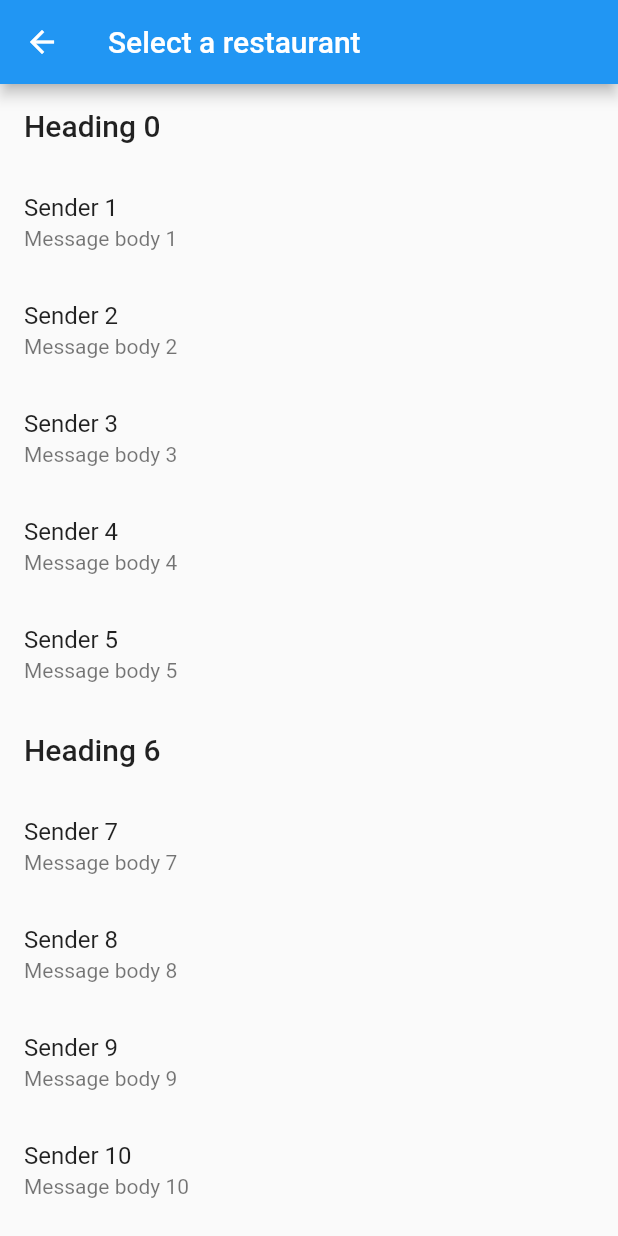
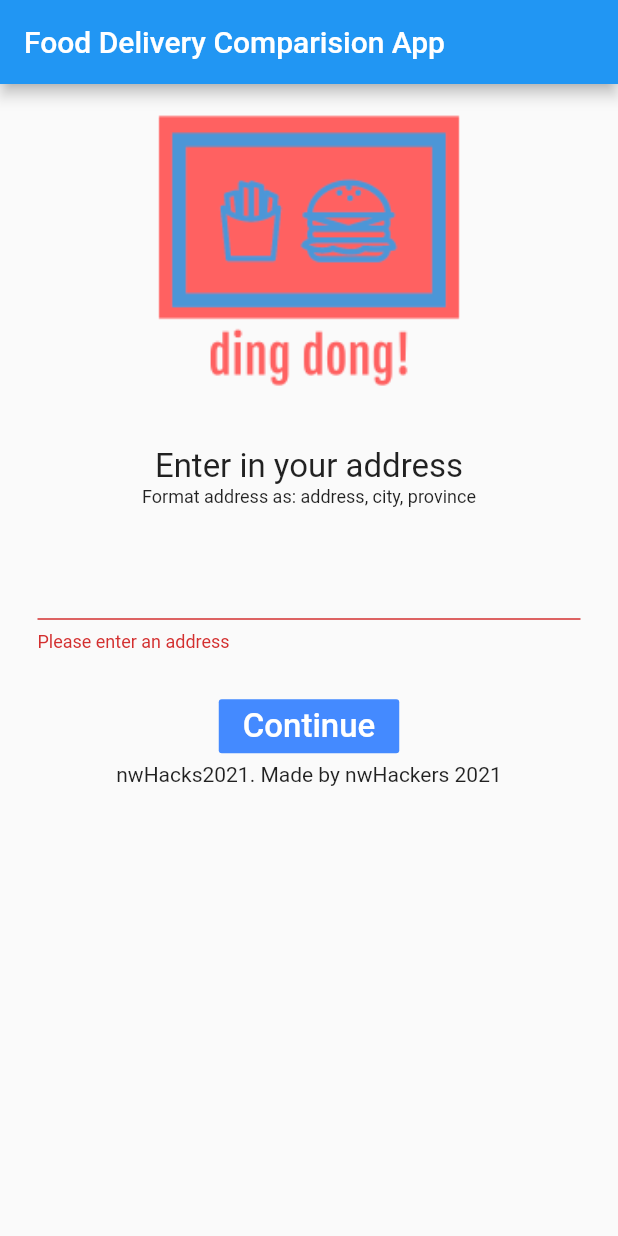
Before and after one commit to nwhacksin2021/FoodDeliveryComparision, a Flutter app: the screen it shows after launch, after a tap on "Continue", on a phone screen of 412 x 824 dp. Run offline on Flutter 3.47's test engine with Material 2 defaults, Android fonts, the phone set to English and light mode, and no system bars; Roboto replaces fonts that are missing (insaniburger).

Commit message:
Work on enter address page and restaurant menu page

```diff
--- a/frontend/lib/card.dart
+++ b/frontend/lib/card.dart
@@ -1,4 +1,6 @@
 import 'package:flutter/material.dart';
+import 'package:intl/intl.dart';
+import './dataclasses/deliverer.dart';
 
 //class to build list items
 /// The base class for the different types of items the list can contain.
@@ -6,8 +8,7 @@ abstract class ListItem {
   /// The title line to show in a list item.
   Widget buildTitle(BuildContext context);
 
-  /// The subtitle line, if any, to show in a list item.
-  Widget buildSubtitle(BuildContext context);
+  Widget buildSubTitle(BuildContext context);
 }
 
 /// A ListItem that contains data to display a heading.
@@ -23,17 +24,64 @@ class HeadingItem implements ListItem {
     );
   }
 
-  Widget buildSubtitle(BuildContext context) => null;
+  @override
+  Widget buildSubTitle(BuildContext context) {
+    return null;
+  }
 }
 
 /// A ListItem that contains data to display a message.
-class MessageItem implements ListItem {
-  final String sender;
-  final String body;
+class RestaurantCardItem implements ListItem {
+  final String restaurantName;
+  final DateTime openingTime;
+  final DateTime closingTime;
+  final String address;
+  final List<int> providers;
 
-  MessageItem(this.sender, this.body);
+  RestaurantCardItem(
+      this.restaurantName, this.openingTime, this.closingTime, this.address, this.providers);
 
-  Widget buildTitle(BuildContext context) => Text(sender);
+  Widget buildProviders(BuildContext context) {
 
-  Widget buildSubtitle(BuildContext context) => Text(body);
+    var iconOptions = [
+      Icon(size: 15, )
+    ]
+
+    return Column(
+      children: <Widget>[
+        ListView.builder(
+            padding: const EdgeInsets.all(8),
+            itemCount: providers.length,
+            itemBuilder: (BuildContext context, int index) {
+              return Deliverer.values[index];
+            }),
+      ],
+    )
+  }
+
+  @override
+  Widget buildTitle(BuildContext context) {
+    return Text(
+      restaurantName,
+      style: TextStyle(fontSize: 24.0),
+    );
+  }
+
+  @override
+  Widget buildSubTitle(BuildContext context) {
+    return Text(
+      "Open at: " +
+          DateFormat('hh:mm:ss').format(openingTime) +
+          " \n" +
+          "Close at:" +
+          DateFormat('hh:mm:ss').format(closingTime) +
+          " " +
+          " \n" +
+          "Located at: " +
+          address,
+      style: TextStyle(fontSize: 16.0),
+    );
+
+
+  }
 }
--- a/frontend/lib/dataclasses/restaurant.dart
+++ b/frontend/lib/dataclasses/restaurant.dart
@@ -1,26 +1,40 @@
-import 'menuItems.dart';
 import 'categories.dart';
 
-class Restaurant{
+import 'dart:async';
+import 'dart:convert';
+import 'package:http/http.dart' as http;
 
+class Restaurant {
   int _id;
   String _name;
   String _address;
   double _deliveryFee;
   double _averageRating;
-  List<MenuItem> _listOfMenuItems;
+
+  //List<MenuItem> _listOfMenuItems;
   List<int> _listOfSupportedProviders;
   DateTime _openingTime;
   DateTime _closingTime;
+  List<int> _listOfRestaurantCategoriesId;
   List<RestaurantCategory> _listOfRestaurantCategories;
 
-  Restaurant(this._id, this._name, this._address, this._deliveryFee,
-      this._averageRating, this._listOfMenuItems,
-      this._listOfSupportedProviders, this._openingTime, this._closingTime,
+  Restaurant(
+      this._id,
+      this._name,
+      this._address,
+      this._deliveryFee,
+      this._averageRating,
+      //this._listOfMenuItems,
+      this._listOfSupportedProviders,
+      this._openingTime,
+      this._closingTime,
+      this._listOfRestaurantCategoriesId,
       this._listOfRestaurantCategories);
 
   List<RestaurantCategory> get listOfRestaurantCategories =>
       _listOfRestaurantCategories;
+
+  List<int> get listOfRestaurantCategoriesId => _listOfRestaurantCategoriesId;
 
   DateTime get closingTime => _closingTime;
 
@@ -28,7 +42,7 @@ class Restaurant{
 
   List<int> get listOfSupportedProviders => _listOfSupportedProviders;
 
-  List<MenuItem> get listOfMenuItems => _listOfMenuItems;
+  //List<MenuItem> get listOfMenuItems => _listOfMenuItems;
 
   double get averageRating => _averageRating;
 
@@ -40,5 +54,65 @@ class Restaurant{
 
   int get id => _id;
 
+  factory Restaurant.fromJson(Map<String, dynamic> json) {
+    //TODO:
+    List<int> restaurantCategoryIds = new List();
+    restaurantCategoryIds.add(json['restaurant_category_id']);
 
+    //TODO:
+    List<RestaurantCategory> restaurantCategories = new List();
+    restaurantCategories.add(RestaurantCategory.values[json['restaurant_category_id']]);
+
+//    for (int i = 0; i < json.decode(json['restaurant_category_id']).length; i++ ) {
+//      restaurantCategories.add(RestaurantCategory.values[json['restaurant_category_id'][i]]);
+//    }
+
+    List<int> providerIds = new List(); //TODO: idk how to parse this properly
+
+    return Restaurant(
+        json['restaurant_id'],
+        json['name'],
+        json['address'] + " " + json['city'],
+        null, //delivery fee
+        null, //average rating
+        providerIds,
+        //DateTime.parse(json['opening_time']), //TODO
+        //DateTime.parse(json['closing_time']), //TODO
+        DateTime.now(),
+        DateTime.now(),
+        restaurantCategoryIds,
+        restaurantCategories);
+  }
 }
+
+Future<List<Restaurant>> fetchRestaurants(String city) async {
+  final http.Response response = await http.get(
+    'https://nwhacks2021-timtam-temp.herokuapp.com/api/restaurant/' + city,
+    headers: <String, String>{
+      'Content-Type': 'application/json; charset=UTF-8',
+    },
+  );
+
+  if (response.statusCode == 200) {
+    // If the server did return a 200 OK response,
+    // then parse the JSON.
+
+    //build a list of the Restaurant objects:
+
+    var decodedJson = json.decode(response.body);
+    decodedJson = decodedJson["payload"];
+
+    print(decodedJson);
+
+    List<Restaurant> restaurant = List<Restaurant>.from(
+        decodedJson.map((model) => Restaurant.fromJson(model)));
+
+    print(restaurant.length);
+    return restaurant;
+  } else {
+    // If the server did not return a 200 OK response,
+    // then throw an exception.
+    print("status code is not 200!");
+    throw Exception('Failed to retrieve restaurants');
+  }
+}
--- a/frontend/lib/main.dart
+++ b/frontend/lib/main.dart
@@ -1,6 +1,6 @@
 import 'package:flutter/material.dart';
-import 'package:food_delivery/card.dart';
 import 'restaurantListPage.dart' as RestaurantListPage;
+import './dataclasses/restaurant.dart';
 
 void main() {
   runApp(MyApp());
@@ -25,30 +25,33 @@ class MyApp extends StatelessWidget {
         fontFamily: 'insaniburger',
         primarySwatch: Colors.blue,
       ),
-      home: MyHomePage(title: 'Food Delivery Comparision App'),
+      home: EnterAddressForm(),
     );
   }
 }
 
-class MyHomePage extends StatefulWidget {
-  MyHomePage({Key key, this.title}) : super(key: key);
+// Create a Form widget.
+class EnterAddressForm extends StatefulWidget {
+  @override
+  EnterAddressFormState createState() {
+    return EnterAddressFormState();
+  }
+}
 
-  // This widget is the home page of your application. It is stateful, meaning
-  // that it has a State object (defined below) that contains fields that affect
-  // how it looks.
+class EnterAddressFormState extends State<EnterAddressForm> {
+  final _formKey = GlobalKey<FormState>();
+  final textController =
+      TextEditingController(); //textController.text retrieves the text in the controller
 
-  // This class is the configuration for the state. It holds the values (in this
-  // case the title) provided by the parent (in this case the App widget) and
-  // used by the build method of the State. Fields in a Widget subclass are
-  // always marked "final".
-
-  final String title;
+  Future<List<Restaurant>> _futureRestaurants;
 
   @override
-  _MyHomePageState createState() => _MyHomePageState();
+  void dispose() {
+    // Clean up the controller when the widget is disposed.
+    textController.dispose();
+    super.dispose();
   }
 
-class _MyHomePageState extends State<MyHomePage> {
   @override
   Widget build(BuildContext context) {
     // This method is rerun every time setState is called, for instance as done
@@ -61,38 +64,36 @@ class _MyHomePageState extends State<MyHomePage> {
       appBar: AppBar(
         // Here we take the value from the MyHomePage object that was created by
         // the App.build method, and use it to set our appbar title.
-          title: Text(widget.title),
+        title: Text("Food Delivery Comparision App"),
       ),
-        body: Center(
-          // Center is a layout widget. It takes a single child and positions it
-          // in the middle of the parent.
+      body: SingleChildScrollView(
+        child: Form(
+          key: _formKey,
           child: Column(
-            // Column is also layout widget. It takes a list of children and
-            // arranges them vertically. By default, it sizes itself to fit its
-            // children horizontally, and tries to be as tall as its parent.
-            //
-            // Invoke "debug painting" (press "p" in the console, choose the
-            // "Toggle Debug Paint" action from the Flutter Inspector in Android
-            // Studio, or the "Toggle Debug Paint" command in Visual Studio Code)
-            // to see the wireframe for each widget.
-            //
-            // Column has various properties to control how it sizes itself and
-            // how it positions its children. Here we use mainAxisAlignment to
-            // center the children vertically; the main axis here is the vertical
-            // axis because Columns are vertical (the cross axis would be
-            // horizontal).
-            mainAxisAlignment: MainAxisAlignment.center,
             children: <Widget>[
+              Image.asset('assets/dingdonglogo.png', scale: 0.9),
+              Padding(
+                padding: EdgeInsets.only(bottom: 20),
+              ),
               Text(
-                'Please enter in your address',
+                'Enter in your address',
                 style: TextStyle(fontSize: 22.0),
+              ),
+              Text(
+                'Format address as: address, city, province',
+                style: TextStyle(fontSize: 12.0),
               ),
               Container(
                 margin: EdgeInsets.all(25),
                 child: TextFormField(
+                  controller: textController,
                   validator: (value) {
                     if (value.isEmpty) {
-                      return 'Please enter some text';
+                      return 'Please enter an address';
+                    }
+                    if (value.split(",").length != 3) {
+                      // should have 3 parts
+                      return 'Please enter the correct address format';
                     }
                     return null;
                   },
@@ -101,7 +102,6 @@ class _MyHomePageState extends State<MyHomePage> {
                 ),
               ),
               Container(
-                margin: EdgeInsets.all(5),
                 child: FlatButton(
                   child: Text(
                     'Continue',
@@ -110,25 +110,47 @@ class _MyHomePageState extends State<MyHomePage> {
                   color: Colors.blueAccent,
                   textColor: Colors.white,
                   onPressed: () {
+//                    return showDialog(
+//                      context: context,
+//                      builder: (context) {
+//                        return AlertDialog(
+//                          // Retrieve the text the that user has entered by using the
+//                          // TextEditingController.
+//                          content: Text(textController.text.split(",")[1].trim() + textController.text.split(",")[2].trim()),
+//                        );
+//                      },
+//                    );
+                    if (_formKey.currentState.validate()) {
+
+                      setState(() {
+                        _futureRestaurants = fetchRestaurants(textController
+                            .text
+                            .split(",")[1]
+                            .trim()
+                            .toLowerCase()); //get the city
+                      });
+
+                      _futureRestaurants.then((restaurants) {
                         Navigator.push(
                             context,
                             MaterialPageRoute(
-                          builder: (context) => RestaurantListPage.RestaurantListPage(
-                                items: List<ListItem>.generate(
-                                  1000,
-                                  (i) => i % 6 == 0
-                                      ? HeadingItem("Heading $i")
-                                      : MessageItem(
-                                          "Sender $i", "Message body $i"),
-                                ),
-                              )),
-                    );
+                                builder: (context) =>
+                                    RestaurantListPage.RestaurantListScreen(
+                                        restaurants: restaurants)));
+                      }).catchError((onError) {
+                        //TODO
+                        print(onError.toString());
+                      });
+                    }
+                    //textController.clear();
                   },
                 ),
               ),
+              Text('nwHacks2021. Made by nwHackers 2021')
             ],
           ),
-        ) // This trailing comma makes auto-formatting nicer for build methods.
+        ),
+      ), // This trailing comma makes auto-formatting nicer for build methods.
     );
   }
 }
--- a/frontend/lib/restaurantListPage.dart
+++ b/frontend/lib/restaurantListPage.dart
@@ -1,11 +1,23 @@
 import 'package:flutter/material.dart';
 import 'package:food_delivery/card.dart';
+import './dataclasses/restaurant.dart';
 
-class RestaurantListPage extends StatelessWidget {
+class DeliveryLogos extends StatelessWidget {
+  final List<int> providers;
 
-  final List<ListItem> items;
+  DeliveryLogos({Key key, @required this.providers}) : super(key: key);
 
-  RestaurantListPage({Key key, @required this.items}) : super(key: key);
+  @override
+  Widget build(BuildContext context) {
+    // TODO: implement build
+    return Container();
+  }
+}
+
+class RestaurantListScreen extends StatelessWidget {
+  final List<Restaurant> restaurants;
+
+  RestaurantListScreen({Key key, @required this.restaurants}) : super(key: key);
 
   @override
   Widget build(BuildContext ctxt) {
@@ -15,15 +27,31 @@ class RestaurantListPage extends StatelessWidget {
       ),
       body: ListView.builder(
         // Let the ListView know how many items it needs to build.
-        itemCount: items.length,
+        itemCount: restaurants.length,
         // Provide a builder function. This is where the magic happens.
         // Convert each item into a widget based on the type of item it is.
         itemBuilder: (context, index) {
-          final item = items[index];
+          final restaurant = restaurants[index];
 
-          return ListTile(
-            title: item.buildTitle(context),
-            subtitle: item.buildSubtitle(context),
+          RestaurantCardItem restaurantCard = new RestaurantCardItem(
+              restaurant.name,
+              restaurant.openingTime,
+              restaurant.closingTime,
+              restaurant.address);
+
+          return Column(
+            children: <Widget>[
+              ListTile(
+                title: restaurantCard.buildTitle(context),
+                isThreeLine: true,
+                subtitle: restaurantCard.buildSubTitle(context),
+                onTap: () {
+                  //TODO: make API call to fetch menu data
+                },
+                //TODO: show the icons. for some reason you can't access the restaurant variable
+                //trailing: DeliveryLogos(restaurant.listOfSupportedProviders),
+              ),
+            ],
           );
         },
       ),
--- a/frontend/pubspec.yaml
+++ b/frontend/pubspec.yaml
@@ -17,12 +17,15 @@ environment:
   sdk: ">=2.1.0 <3.0.0"
 
 dependencies:
+  http: ^0.12.2
+  intl: ^0.15.7
   flutter:
     sdk: flutter
 
   # The following adds the Cupertino Icons font to your application.
   # Use with the CupertinoIcons class for iOS style icons.
   cupertino_icons: ^0.1.2
+
 
 dev_dependencies:
   flutter_test:
@@ -44,6 +47,9 @@ flutter:
       fonts:
         - asset: fonts/insanibc.ttf
         - asset: fonts/insanibu.ttf
+
+  assets:
+    - assets/dingdonglogo.png
 
   # To add assets to your application, add an assets section, like this:
   # assets:
```
Also changed, not shown: frontend/assets/dingdonglogo.png (added), frontend/assets/doordashlogo.jpg (added), frontend/assets/skiplogo.png (added), frontend/assets/ubereatslogo.png (added), frontend/pubspec.lock. Lines whose indentation alone changed are shown as unchanged.
